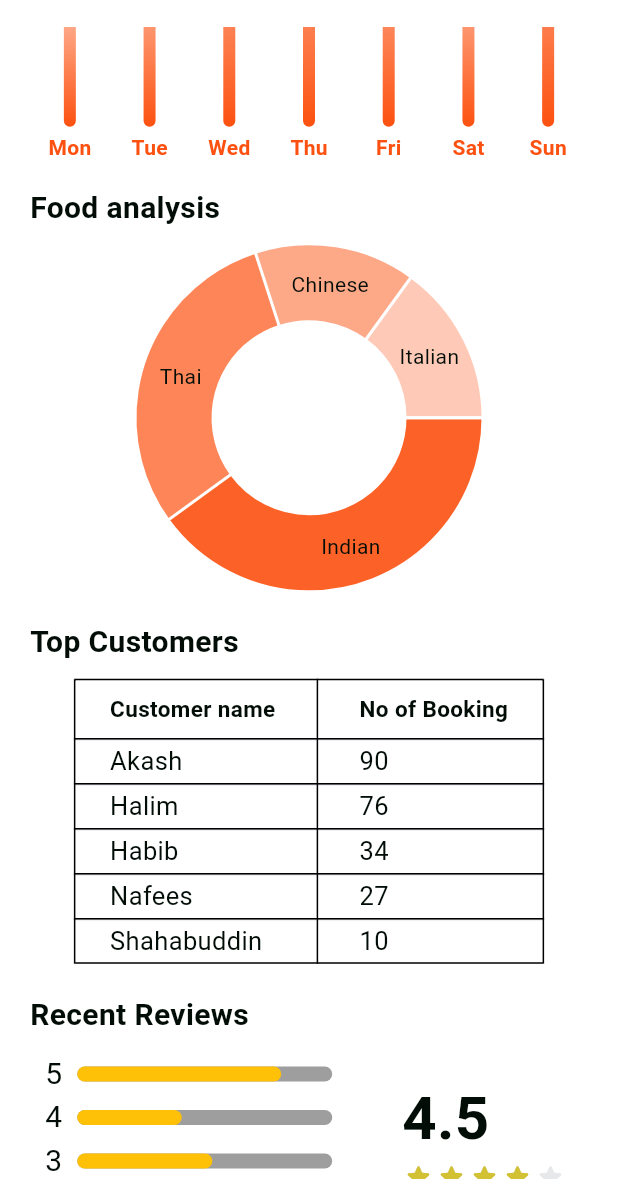
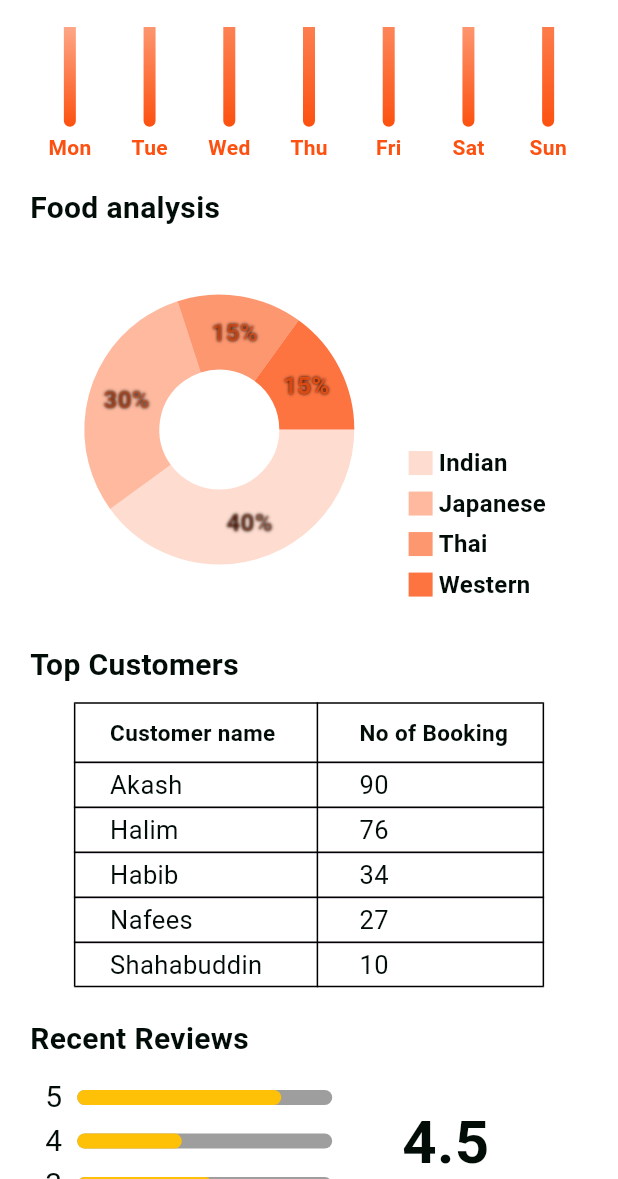
Before and after one commit to nafees-kaiser/taste-venture, a Flutter app: the ManagerHome screen opened directly, scrolled down 576 dp, on a phone screen of 412 x 824 dp, the part 57-1236 px from its top. Run offline on Flutter 3.47's test engine with Material 3 defaults, Android fonts, the phone set to English and light mode, and no system bars; drawn by our look-alikes of fl_chart, flutter_rating_stars; our stand-ins replace flutter_svg, fluttertoast, google_fonts; missing offline and left inert: rate_in_stars.

Commit message:
update pie chart

```diff
--- a/frontend/lib/screens/manager_home.dart
+++ b/frontend/lib/screens/manager_home.dart
@@ -1,8 +1,7 @@
-import 'package:fl_chart/fl_chart.dart';
 import 'package:flutter/material.dart';
-import 'package:frontend/utils/constant.dart';
 import 'package:frontend/utils/custom_theme.dart';
-import 'package:frontend/widgets/BarChartComponent.dart';
+import 'package:frontend/widgets/bar_chart_component.dart';
+import 'package:frontend/widgets/pie_chart_component.dart';
 import 'package:frontend/widgets/manager_service_information.dart';
 import 'package:frontend/widgets/manager_sidebar.dart';
 import 'package:frontend/widgets/review_overview.dart';
@@ -52,10 +51,10 @@ class ManagerHome extends StatelessWidget {
         scrollDirection: Axis.vertical,
         child: Padding(
           padding: Theme.of(context).largeHorizontalAndVerticalPadding,
-          child: Column(
+          child: const Column(
             crossAxisAlignment: CrossAxisAlignment.start,
             children: [
-              const Wrap(
+              Wrap(
                 spacing: 16,
                 runSpacing: 16,
                 children: [
@@ -85,86 +84,48 @@ class ManagerHome extends StatelessWidget {
                   ),
                 ],
               ),
-              const SizedBox(height: 20),
-              const Text(
+              SizedBox(height: 20),
+              Text(
                 "Customer analysis",
                 style: TextStyle(
                   fontSize: 20,
                   fontWeight: FontWeight.bold,
                 ),
               ),
-              const AspectRatio(
+              AspectRatio(
                 aspectRatio: 1.6,
                 child: BarChartComponent(),
               ),
-              const SizedBox(height: 10),
-              const Text(
+              SizedBox(height: 10),
+              Text(
                 "Food analysis",
                 style: TextStyle(
                   fontSize: 20,
                   fontWeight: FontWeight.bold,
                 ),
               ),
-              Container(
-                width: double.infinity,
-                height: 250,
-                padding: Theme.of(context).subSectionDividerPadding,
-                child: PieChart(
-                  PieChartData(
-                    sections: [
-                      PieChartSectionData(
-                        value: 40,
-                        title: 'Indian',
-                        showTitle: true,
-                        radius: 50,
-                        color: PRIMARY_COLOR.withOpacity(0.9),
-                      ),
-                      PieChartSectionData(
-                        value: 30,
-                        title: 'Thai',
-                        showTitle: true,
-                        radius: 50,
-                        color: PRIMARY_COLOR.withOpacity(0.7),
-                      ),
-                      PieChartSectionData(
-                        value: 15,
-                        title: 'Chinese',
-                        showTitle: true,
-                        radius: 50,
-                        color: PRIMARY_COLOR.withOpacity(0.5),
-                      ),
-                      PieChartSectionData(
-                        value: 15,
-                        title: 'Italian',
-                        showTitle: true,
-                        radius: 50,
-                        color: PRIMARY_COLOR.withOpacity(0.3),
-                      ),
-                    ],
-                  ),
-                ),
-              ),
-              const SizedBox(height: 10),
-              const Text(
+              PieChartComponent(),
+              SizedBox(height: 10),
+              Text(
                 "Top Customers",
                 style: TextStyle(
                   fontSize: 20,
                   fontWeight: FontWeight.bold,
                 ),
               ),
-              const TopCustomer(),
-              const SizedBox(height: 10),
-              const Text(
+              TopCustomer(),
+              SizedBox(height: 10),
+              Text(
                 "Recent Reviews",
                 style: TextStyle(
                   fontSize: 20,
                   fontWeight: FontWeight.bold,
                 ),
               ),
-              const ReviewOverview(),
-              const UserIndivisualReview(),
-              const UserIndivisualReview(),
-              const UserIndivisualReview(),
+              ReviewOverview(),
+              UserIndivisualReview(),
+              UserIndivisualReview(),
+              UserIndivisualReview(),
             ],
           ),
         ),
--- /dev/null
+++ b/frontend/lib/widgets/indicator.dart
@@ -0,0 +1,44 @@
+import 'package:flutter/material.dart';
+
+class Indicator extends StatelessWidget {
+  const Indicator({
+    super.key,
+    required this.color,
+    required this.text,
+    required this.isSquare,
+    this.size = 16,
+    this.textColor,
+  });
+  final Color color;
+  final String text;
+  final bool isSquare;
+  final double size;
+  final Color? textColor;
+
+  @override
+  Widget build(BuildContext context) {
+    return Row(
+      children: <Widget>[
+        Container(
+          width: size,
+          height: size,
+          decoration: BoxDecoration(
+            shape: isSquare ? BoxShape.rectangle : BoxShape.circle,
+            color: color,
+          ),
+        ),
+        const SizedBox(
+          width: 4,
+        ),
+        Text(
+          text,
+          style: TextStyle(
+            fontSize: 16,
+            fontWeight: FontWeight.bold,
+            color: textColor,
+          ),
+        )
+      ],
+    );
+  }
+}
```
Also changed, not shown: frontend/lib/widgets/pie_chart_component.dart (added, +164 -0 lines), frontend/lib/widgets/bar_chart_component.dart (renamed from frontend/lib/widgets/BarChartComponent.dart), 4 other files.
